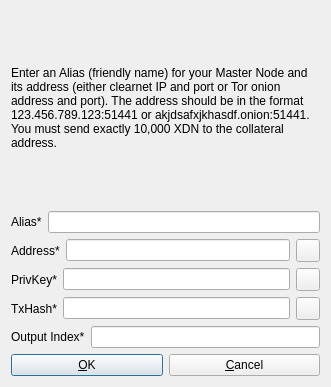
CryptoCoderz/DigitalNote, file src/qt/forms/addeditadrenalinenode.ui: the form before one commit.
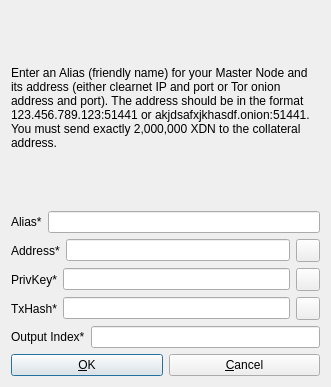
The form after the commit. Icons and pictures are not drawn.

Patch:
```diff
--- a/src/qt/forms/addeditadrenalinenode.ui
+++ b/src/qt/forms/addeditadrenalinenode.ui
@@ -29,7 +29,7 @@
       </sizepolicy>
      </property>
      <property name="text">
-      <string>&lt;html&gt;&lt;head/&gt;&lt;body&gt;&lt;p&gt;Enter an Alias (friendly name) for your Master Node and its address (either clearnet IP and port or Tor onion address and port). The address should be in the format 123.456.789.123:51441 or akjdsafxjkhasdf.onion:51441. You must send exactly 10,000 XDN to the collateral address.&lt;/p&gt;&lt;/body&gt;&lt;/html&gt;</string>
+      <string>&lt;html&gt;&lt;head/&gt;&lt;body&gt;&lt;p&gt;Enter an Alias (friendly name) for your Master Node and its address (either clearnet IP and port or Tor onion address and port). The address should be in the format 123.456.789.123:51441 or akjdsafxjkhasdf.onion:51441. You must send exactly 2,000,000 XDN to the collateral address.&lt;/p&gt;&lt;/body&gt;&lt;/html&gt;</string>
      </property>
      <property name="wordWrap">
       <bool>true</bool>
```
